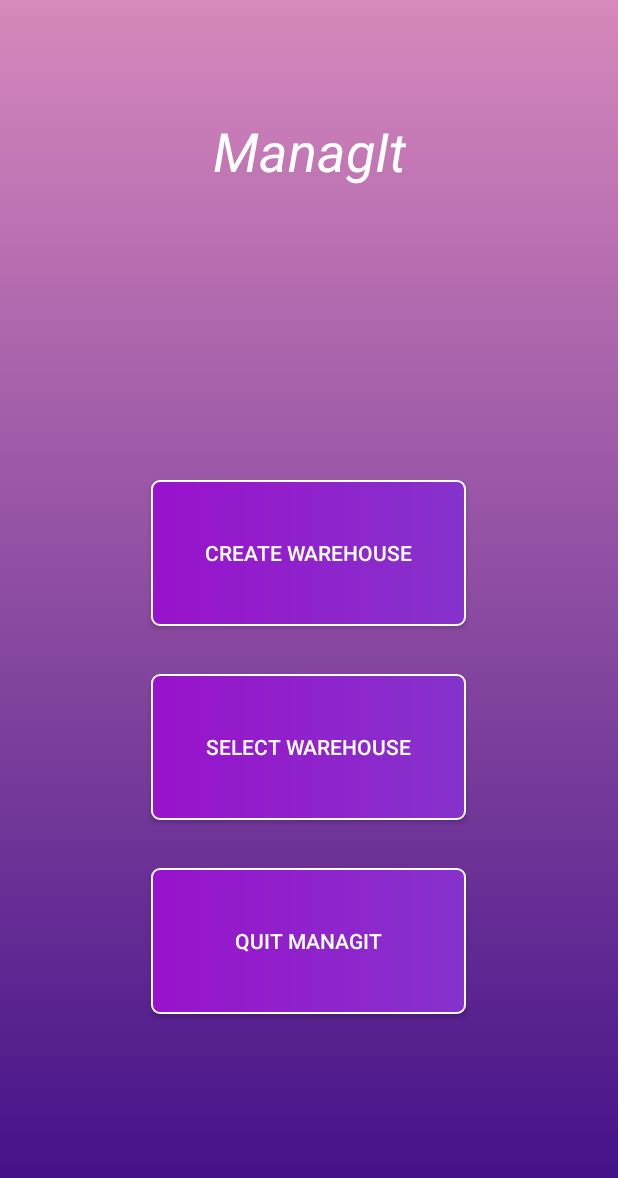
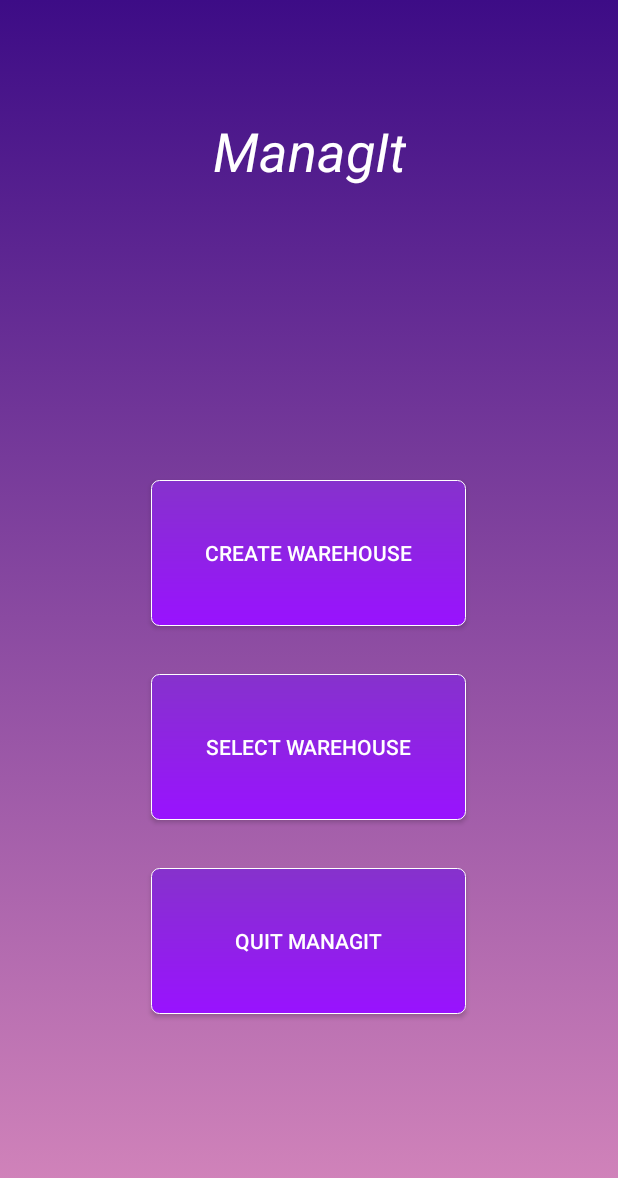
Before and after one commit to Eciric/ManagIt, an Android app: the screen it shows after launch (MainActivity), on a phone screen of 412 x 824 dp. Shown: the top 1178 px of the screen. Run offline under Robolectric (Android 15) with nearby library versions, the light colour scheme and no system bars.

Commit message:
GUI Update

```diff
--- a/app/src/main/res/drawable/button_background.xml
+++ b/app/src/main/res/drawable/button_background.xml
@@ -2,8 +2,9 @@
 <shape xmlns:android="http://schemas.android.com/apk/res/android"
     android:shape="rectangle">
     <gradient android:startColor="#8632CC"
-        android:endColor="#9912CC"
-        android:angle="180" />
+        android:endColor="#9912FF"
+        android:angle="270"
+        android:type="linear"/>
     <corners android:radius="5dp" />
-    <stroke android:width="2px" android:color="#FFFFFF" />
+    <stroke android:width="1px" android:color="#FFFFFF" />
 </shape>
--- a/app/src/main/res/drawable/gradient_background.xml
+++ b/app/src/main/res/drawable/gradient_background.xml
@@ -5,7 +5,7 @@
         <shape>
 
             <gradient
-                android:angle="90"
+                android:angle="270"
                 android:startColor="#3D0C86"
                 android:endColor="#D788BC"
                 android:type="linear"/>
```
